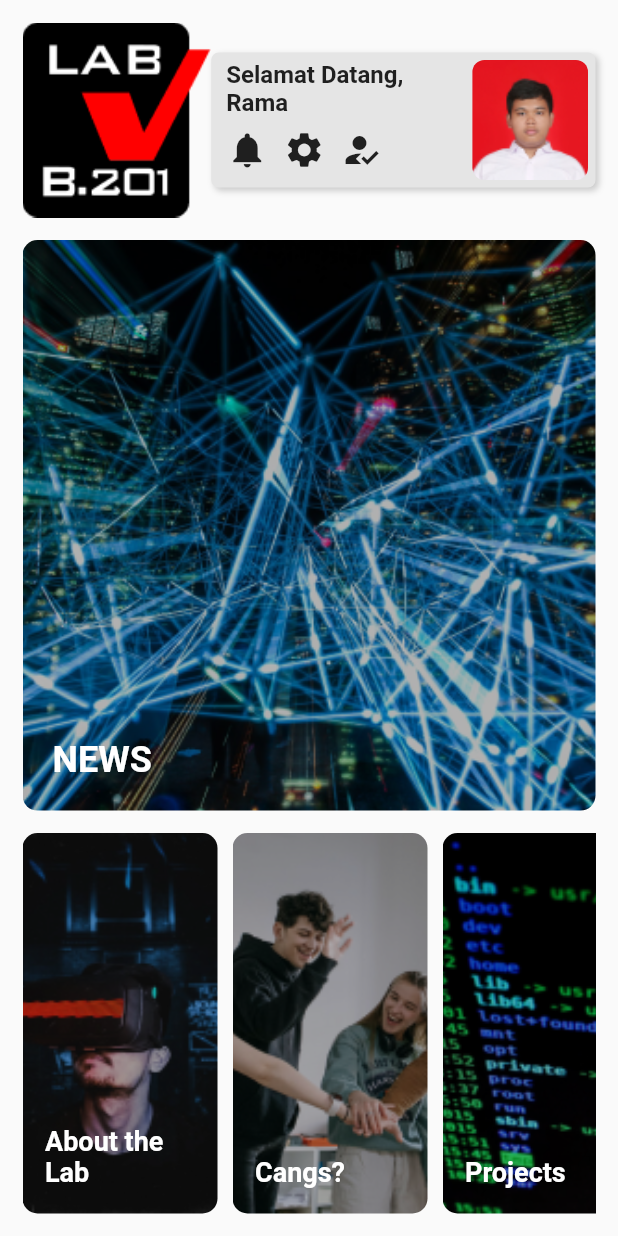
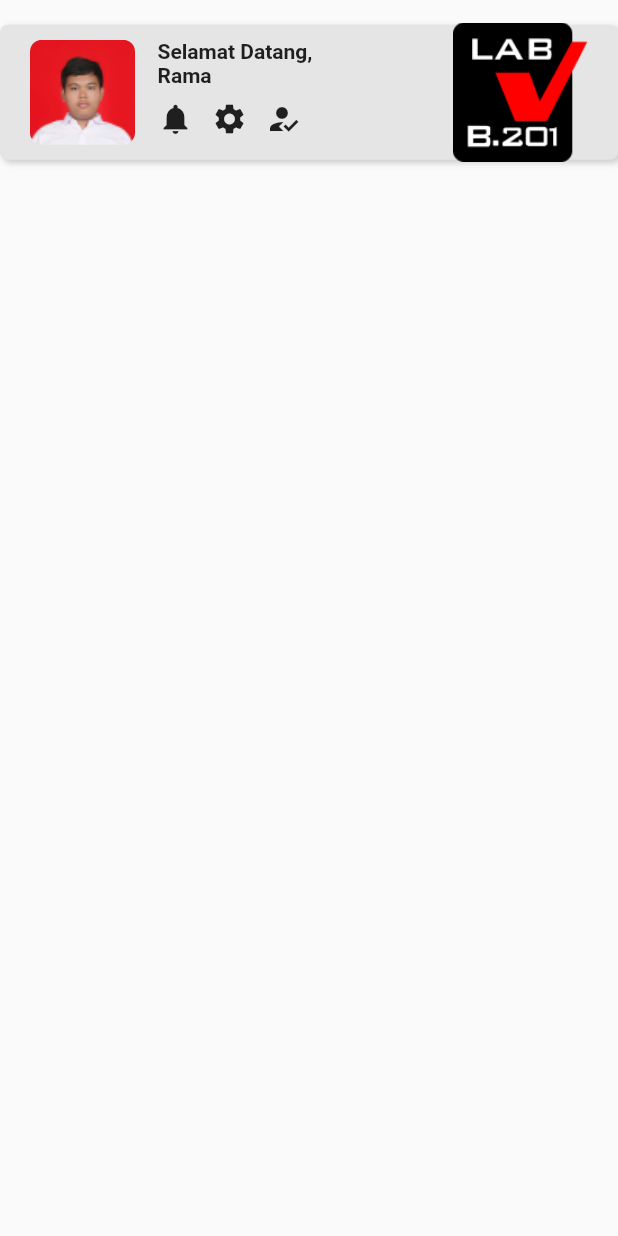
Before and after one commit to b201lab/b201-app, a Flutter app: the HomeScreen widget shown alone on an empty page, opened directly, on a phone screen of 412 x 824 dp. Run offline on Flutter 3.47's test engine with Material 2 defaults, Android fonts, the phone set to English and light mode, and no system bars; our stand-ins replace get; statements that could not run were skipped.

Commit message:
Edit home and bottom navbar

```diff
--- a/lib/components/components.dart
+++ b/lib/components/components.dart
@@ -1,7 +1,7 @@
 import 'package:flutter/material.dart';
 
 var primaryColor = Color(0xFFFF0000);
-var profileTextStyle = TextStyle(fontSize: 16,fontWeight: FontWeight.bold);
+var profileTextStyle = TextStyle(fontSize: 14, fontWeight: FontWeight.bold);
 var homeListTextStyle1 = TextStyle(
   color: Colors.white,
   fontSize: 24,
--- a/lib/navigation/bottom_navigation.dart
+++ b/lib/navigation/bottom_navigation.dart
@@ -60,17 +60,15 @@ class BottomNavigation extends StatelessWidget {
         ),
         child: SafeArea(
           child: Stack(
+            alignment: Alignment.bottomCenter,
             children: [
-              Positioned(
-                left: 132,
-                top: 70,
-                child: Container(
-                  height: 8,
-                  width: 100,
-                  decoration: BoxDecoration(
-                    color: Colors.white,
-                    borderRadius: BorderRadius.circular(20),
-                  ),
+              Container(
+                margin: EdgeInsets.only(bottom: 5),
+                height: 5,
+                width: 100,
+                decoration: BoxDecoration(
+                  color: Colors.white,
+                  borderRadius: BorderRadius.circular(20),
                 ),
               ),
               Container(
--- a/lib/screens/home/home_screen.dart
+++ b/lib/screens/home/home_screen.dart
@@ -7,26 +7,18 @@ class HomeScreen extends StatelessWidget {
   @override
   Widget build(BuildContext context) {
     return Padding(
-      padding: const EdgeInsets.symmetric(horizontal: 15, vertical: 15),
+      padding: const EdgeInsets.symmetric(vertical: 15),
       child: Column(
+        children: [
+          Stack(
+            alignment: Alignment.center,
             children: [
               Container(
                 width: MediaQuery.of(context).size.width,
-            height: 130,
-            child: Row(
-              children: [
-                Container(
-                  height: double.infinity,
-                  child: Image.asset(
-                    'assets/images/logo.png',
-                    fit: BoxFit.cover,
-                  ),
-                ),
-                Expanded(
-                  child: Center(
+                height: 90,
                 child: Container(
                   height: 90,
-                      padding: EdgeInsets.fromLTRB(10, 5, 5, 5),
+                  padding: EdgeInsets.symmetric(horizontal: 20, vertical: 10),
                   decoration: BoxDecoration(
                       color: Color(0xFFE5E5E5),
                       borderRadius: BorderRadius.circular(5),
@@ -40,17 +32,25 @@ class HomeScreen extends StatelessWidget {
                       ]),
                   child: Row(
                     children: [
-                          Expanded(
-                            flex: 2,
-                            child: Column(
+                      ClipRRect(
+                        borderRadius: BorderRadius.circular(8),
+                        child: Image.asset(
+                          'assets/images/profile.png',
+                          fit: BoxFit.cover,
+                          alignment: Alignment.topCenter,
+                          width: 70,
+                          height: 70,
+                        ),
+                      ),
+                      SizedBox(width: 15),
+                      Column(
                         mainAxisAlignment: MainAxisAlignment.spaceBetween,
                         crossAxisAlignment: CrossAxisAlignment.start,
                         children: [
                           Expanded(
                             flex: 1,
                             child: Column(
-                                    crossAxisAlignment:
-                                        CrossAxisAlignment.start,
+                              crossAxisAlignment: CrossAxisAlignment.start,
                               children: [
                                 Text(
                                   'Selamat Datang,',
@@ -67,149 +67,34 @@ class HomeScreen extends StatelessWidget {
                             flex: 1,
                             child: Row(
                               children: [
-                                      Icon(Icons.notifications, size: 28),
-                                      SizedBox(width: 10),
-                                      Icon(Icons.settings, size: 28),
-                                      SizedBox(width: 10),
-                                      Icon(Icons.how_to_reg, size: 28),
+                                Icon(Icons.notifications, size: 24),
+                                SizedBox(width: 12),
+                                Icon(Icons.settings, size: 24),
+                                SizedBox(width: 12),
+                                Icon(Icons.how_to_reg, size: 24),
                               ],
                             ),
                           ),
                         ],
                       ),
+                    ],
                   ),
-                          SizedBox(width: 10),
-                          Expanded(
-                            flex: 1,
-                            child: ClipRRect(
-                              borderRadius: BorderRadius.circular(8),
+                ),
+              ),
+              Padding(
+                padding: const EdgeInsets.only(right: 20),
+                child: Align(
+                  alignment: Alignment.centerRight,
                   child: Image.asset(
-                                'assets/images/profile.png',
-                                fit: BoxFit.cover,
-                                alignment: Alignment.topCenter,
+                    'assets/images/logo.png',
+                    width: 90,
                   ),
                 ),
               ),
             ],
-                      ),
-                    ),
-                  ),
-                ),
-              ],
-            ),
-          ),
-          SizedBox(height: 15),
-          Expanded(
-            flex: 3,
-            child: ListView(
-              scrollDirection: Axis.horizontal,
-              children: [
-                InfoItem1(
-                  title: 'NEWS',
-                  asset: 'assets/images/news.png',
-                ),
-                SizedBox(width: 10),
-                InfoItem1(
-                  title: 'NEWS',
-                  asset: 'assets/images/news.png',
-                ),
-              ],
-            ),
-          ),
-          SizedBox(height: 15),
-          Expanded(
-            flex: 2,
-            child: ListView(
-              scrollDirection: Axis.horizontal,
-              children: [
-                InfoItem2(
-                  title: 'About the Lab',
-                  asset: 'assets/images/info1.png',
-                ),
-                SizedBox(width: 10),
-                InfoItem2(
-                  title: 'Cangs?',
-                  asset: 'assets/images/info2.png',
-                ),
-                SizedBox(width: 10),
-                InfoItem2(
-                  title: 'Projects',
-                  asset: 'assets/images/info3.png',
-                ),
-              ],
-            ),
           ),
         ],
       ),
     );
   }
 }
-
-class InfoItem1 extends StatelessWidget {
-  const InfoItem1({Key? key, required this.title, required this.asset})
-      : super(key: key);
-  final String title;
-  final String asset;
-
-  @override
-  Widget build(BuildContext context) {
-    return Container(
-      width: MediaQuery.of(context).size.width - 30,
-      decoration: BoxDecoration(
-        borderRadius: BorderRadius.circular(10),
-        image: DecorationImage(
-          fit: BoxFit.cover,
-          colorFilter: ColorFilter.mode(
-            Colors.black.withOpacity(0.3),
-            BlendMode.srcOver,
-          ),
-          image: AssetImage(asset),
-        ),
-      ),
-      child: Padding(
-        padding: const EdgeInsets.only(left: 20, bottom: 20),
-        child: Align(
-          alignment: Alignment.bottomLeft,
-          child: Text(
-            title,
-            style: homeListTextStyle1,
-          ),
-        ),
-      ),
-    );
-  }
-}
-
-class InfoItem2 extends StatelessWidget {
-  const InfoItem2({Key? key, required this.title, required this.asset})
-      : super(key: key);
-  final String title;
-  final String asset;
-  @override
-  Widget build(BuildContext context) {
-    return Container(
-      width: 130,
-      decoration: BoxDecoration(
-        borderRadius: BorderRadius.circular(10),
-        image: DecorationImage(
-          fit: BoxFit.cover,
-          colorFilter: ColorFilter.mode(
-            Colors.black.withOpacity(0.3),
-            BlendMode.srcOver,
-          ),
-          image: AssetImage(asset),
-        ),
-      ),
-      child: Padding(
-        padding: const EdgeInsets.only(left: 15, bottom: 17, right: 20),
-        child: Align(
-          alignment: Alignment.bottomLeft,
-          child: Text(
-            title,
-            style: homeListTextStyle2,
-          ),
-        ),
-      ),
-    );
-  }
-}
```
Also changed, not shown: assets/images/background_vector.png. Lines whose indentation alone changed are shown as unchanged.
